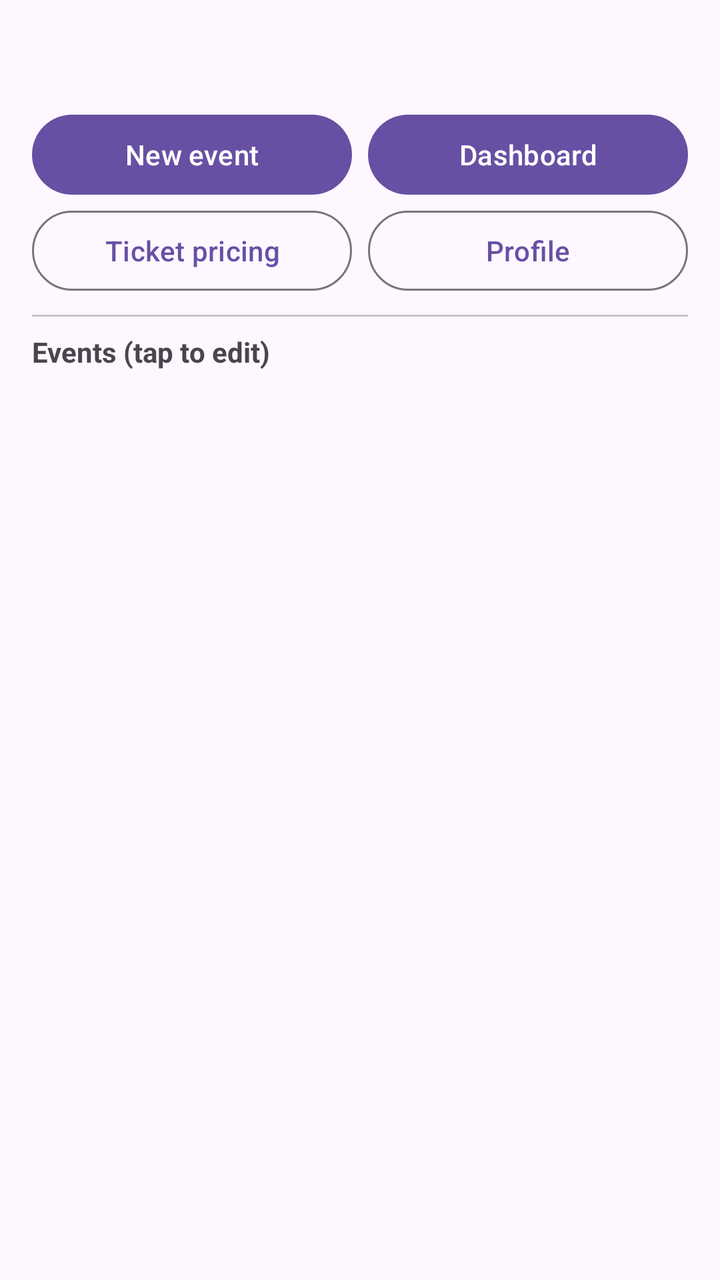
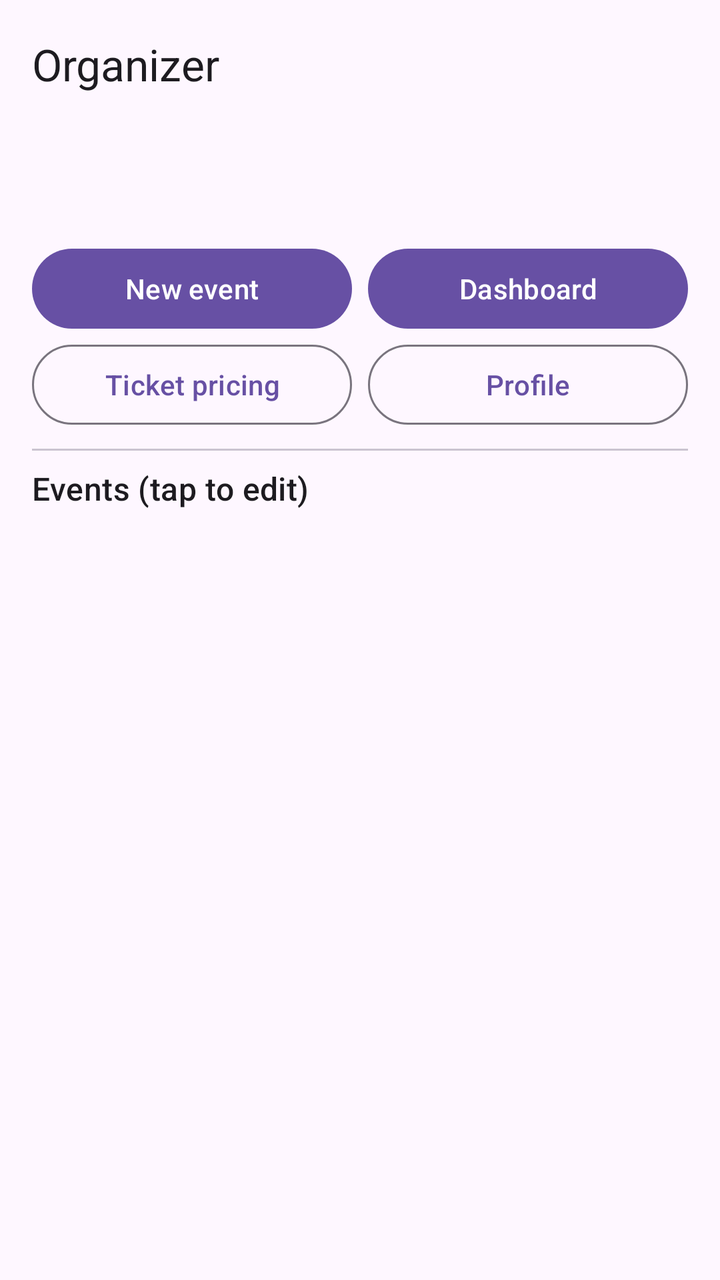

Two renders of the same Android screen: before a commit and after it. Below are the layout's source before the change and the commit's diff.
<!-- AndroidManifest.xml: application theme Theme.Ticketree -->
<!-- res/layout/activity_organizer_home.xml -->
<?xml version="1.0" encoding="utf-8"?>
<LinearLayout xmlns:android="http://schemas.android.com/apk/res/android"
    android:layout_width="match_parent"
    android:layout_height="match_parent"
    android:fitsSystemWindows="true"
    android:orientation="vertical"
    android:padding="16dp">

    <com.google.android.material.textview.MaterialTextView
        android:id="@+id/tvWelcome"
        android:layout_width="match_parent"
        android:layout_height="wrap_content"
        android:textSize="22sp"
        android:textStyle="bold" />

    <LinearLayout
        android:layout_width="match_parent"
        android:layout_height="wrap_content"
        android:layout_marginTop="8dp"
        android:orientation="horizontal">

        <com.google.android.material.button.MaterialButton
            android:id="@+id/btnCreate"
            android:layout_width="0dp"
            android:layout_height="wrap_content"
            android:layout_weight="1"
            android:text="New event" />

        <com.google.android.material.button.MaterialButton
            android:id="@+id/btnDashboard"
            android:layout_width="0dp"
            android:layout_height="wrap_content"
            android:layout_marginStart="8dp"
            android:layout_weight="1"
            android:text="Dashboard" />
    </LinearLayout>

    <LinearLayout
        android:layout_width="match_parent"
        android:layout_height="wrap_content"
        android:orientation="horizontal">

        <com.google.android.material.button.MaterialButton
            android:id="@+id/btnPricing"
            style="@style/Widget.Material3.Button.OutlinedButton"
            android:layout_width="0dp"
            android:layout_height="wrap_content"
            android:layout_weight="1"
            android:text="Ticket pricing" />

        <com.google.android.material.button.MaterialButton
            android:id="@+id/btnProfile"
            style="@style/Widget.Material3.Button.OutlinedButton"
            android:layout_width="0dp"
            android:layout_height="wrap_content"
            android:layout_marginStart="8dp"
            android:layout_weight="1"
            android:text="Profile" />
    </LinearLayout>

    <com.google.android.material.divider.MaterialDivider
        android:layout_width="match_parent"
        android:layout_height="wrap_content"
        android:layout_marginVertical="8dp" />

    <com.google.android.material.textview.MaterialTextView
        android:layout_width="match_parent"
        android:layout_height="wrap_content"
        android:text="Events (tap to edit)"
        android:textStyle="bold" />

    <androidx.recyclerview.widget.RecyclerView
        android:id="@+id/rvList"
        android:layout_width="match_parent"
        android:layout_height="0dp"
        android:layout_marginTop="8dp"
        android:layout_weight="1" />
</LinearLayout>
<!-- resources referenced by this layout -->
<resources>
  <style name="Theme.Ticketree" parent="Base.Theme.Ticketree" />
  <style name="Base.Theme.Ticketree" parent="Theme.Material3.DayNight.NoActionBar">
          
          
      </style>
</resources>

<!-- the commit's change to res/layout/activity_organizer_home.xml (unified diff, before → after) -->
@@ -1,8 +1,19 @@
 <?xml version="1.0" encoding="utf-8"?>
 <LinearLayout xmlns:android="http://schemas.android.com/apk/res/android"
+    xmlns:app="http://schemas.android.com/apk/res-auto"
     android:layout_width="match_parent"
     android:layout_height="match_parent"
     android:fitsSystemWindows="true"
+    android:orientation="vertical">
+    <com.google.android.material.appbar.MaterialToolbar
+        android:id="@+id/toolbar"
+        android:layout_width="match_parent"
+        android:layout_height="?attr/actionBarSize"
+        app:title="Organizer" />
+<LinearLayout xmlns:android="http://schemas.android.com/apk/res/android"
+    android:layout_width="match_parent"
+    android:layout_height="0dp"
+    android:layout_weight="1"
     android:orientation="vertical"
     android:padding="16dp">
 
@@ -10,8 +21,7 @@
         android:id="@+id/tvWelcome"
         android:layout_width="match_parent"
         android:layout_height="wrap_content"
-        android:textSize="22sp"
-        android:textStyle="bold" />
+        android:textAppearance="?attr/textAppearanceHeadlineSmall" />
 
     <LinearLayout
         android:layout_width="match_parent"
@@ -64,10 +74,10 @@
         android:layout_marginVertical="8dp" />
 
     <com.google.android.material.textview.MaterialTextView
+        android:textAppearance="?attr/textAppearanceTitleMedium"
         android:layout_width="match_parent"
         android:layout_height="wrap_content"
-        android:text="Events (tap to edit)"
-        android:textStyle="bold" />
+        android:text="Events (tap to edit)" />
 
     <androidx.recyclerview.widget.RecyclerView
         android:id="@+id/rvList"
@@ -76,3 +86,4 @@
         android:layout_marginTop="8dp"
         android:layout_weight="1" />
 </LinearLayout>
+</LinearLayout>
